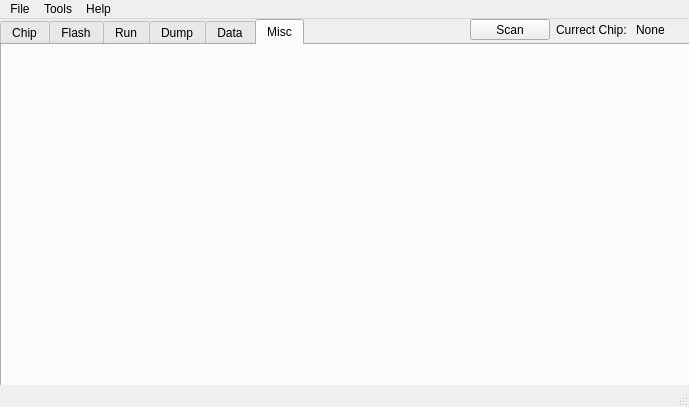
Qt form src/mainwindow.ui (YuzukiTsuru/YFEL) before a commit.
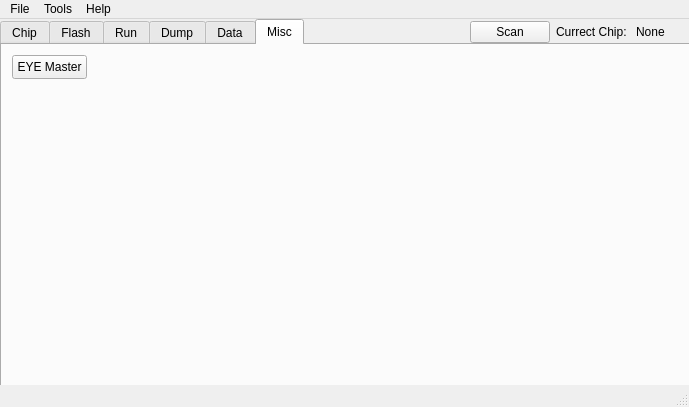
The same form after that commit. The open tabs and pages were chosen to show the change.

Commit message: support eye master

What changed in the file:
```diff
--- a/src/mainwindow.ui
+++ b/src/mainwindow.ui
@@ -594,6 +594,19 @@
      <attribute name="title">
       <string>Misc</string>
      </attribute>
+     <widget class="QPushButton" name="Misc_eyemaster_button">
+      <property name="geometry">
+       <rect>
+        <x>10</x>
+        <y>10</y>
+        <width>75</width>
+        <height>24</height>
+       </rect>
+      </property>
+      <property name="text">
+       <string>EYE Master</string>
+      </property>
+     </widget>
     </widget>
    </widget>
    <widget class="QWidget" name="layoutWidget">
@@ -602,7 +615,7 @@
       <x>470</x>
       <y>0</y>
       <width>211</width>
-      <height>21</height>
+      <height>26</height>
      </rect>
     </property>
     <layout class="QHBoxLayout" name="horizontalLayout_7">
```
Left out of the diff: 4 changed lines with no effect on the pictures. The commit also changes 6 other files.
